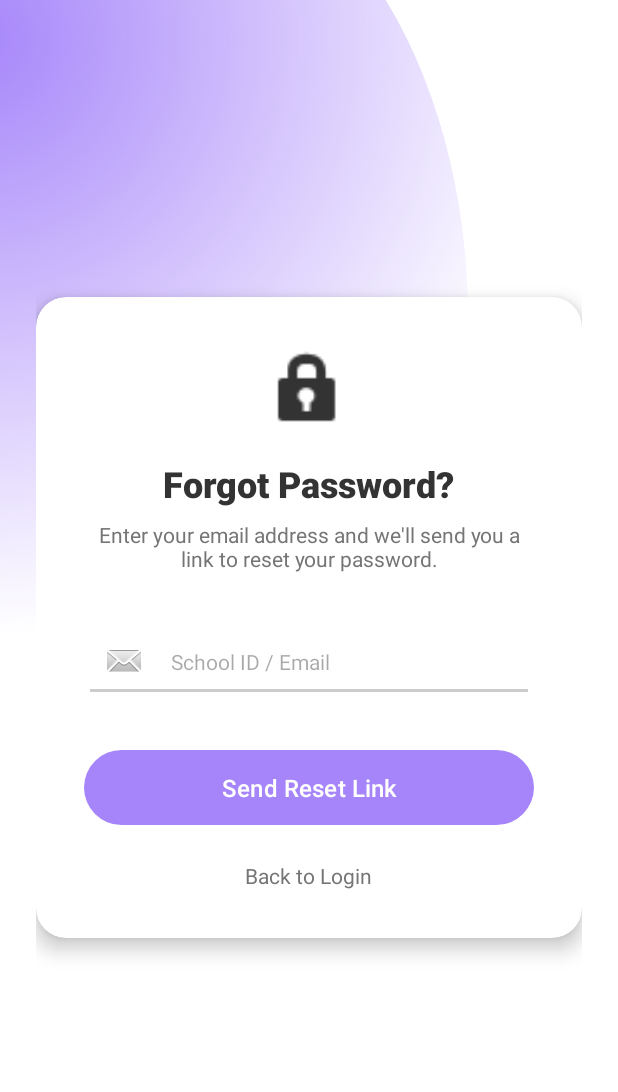
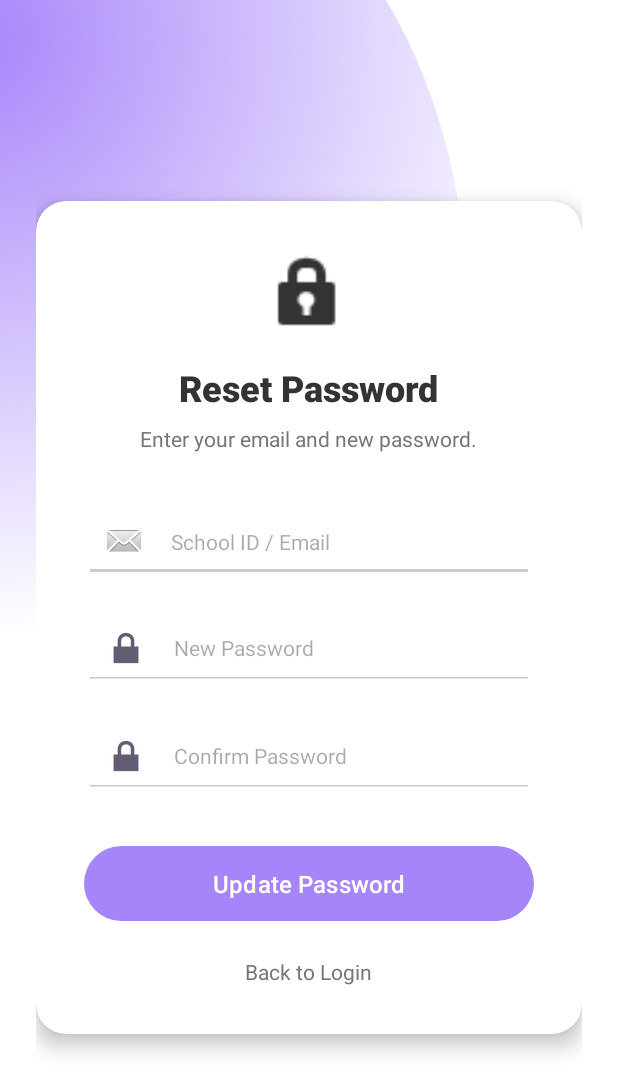
Before and after one commit to Hanes19/scheduling_mangement_system, an Android app: the layout activity_forgot_pass.xml on its own in the app's theme, with its tools: preview values and no code run, on a phone screen of 412 x 824 dp. Shown: the top 1092 px of the screen. Run offline under Robolectric (Android 15) with nearby library versions, the phone set to English and light mode, and no system bars.

Commit message:
security password

```diff
--- a/schedule_management/app/src/main/res/layout/activity_forgot_pass.xml
+++ b/schedule_management/app/src/main/res/layout/activity_forgot_pass.xml
@@ -27,19 +27,17 @@
                 android:padding="32dp"
                 android:gravity="center_horizontal">
 
-                <!-- Icon/Header -->
-                <!-- Using a standard android lock icon as placeholder -->
                 <ImageView
                     android:layout_width="60dp"
                     android:layout_height="60dp"
                     android:src="@android:drawable/ic_lock_idle_lock"
-                    android:tint="#333333"
+                    app:tint="#333333"
                     android:layout_marginBottom="16dp"/>
 
                 <TextView
                     android:layout_width="wrap_content"
                     android:layout_height="wrap_content"
-                    android:text="Forgot Password?"
+                    android:text="Reset Password"
                     android:textSize="24sp"
                     android:fontFamily="sans-serif-black"
                     android:textColor="#333333"
@@ -48,15 +46,14 @@
                 <TextView
                     android:layout_width="wrap_content"
                     android:layout_height="wrap_content"
-                    android:text="Enter your email address and we'll send you a link to reset your password."
+                    android:text="Enter your email and new password."
                     android:textSize="14sp"
                     android:textColor="#757575"
                     android:gravity="center"
                     android:layout_marginBottom="32dp"/>
 
-                <!-- Email Input -->
                 <EditText
-                    android:id="@+id/etForgotEmail"
+                    android:id="@+id/etEmail"
                     android:layout_width="match_parent"
                     android:layout_height="wrap_content"
                     android:hint="School ID / Email"
@@ -66,14 +63,39 @@
                     android:padding="12dp"
                     android:backgroundTint="#CCCCCC"
                     android:textSize="14sp"
+                    android:layout_marginBottom="16dp"/>
+
+                <EditText
+                    android:id="@+id/etNewPass"
+                    android:layout_width="match_parent"
+                    android:layout_height="wrap_content"
+                    android:hint="New Password"
+                    android:inputType="textPassword"
+                    android:drawableStart="@android:drawable/ic_lock_lock"
+                    android:drawablePadding="16dp"
+                    android:padding="12dp"
+                    android:backgroundTint="#CCCCCC"
+                    android:textSize="14sp"
+                    android:layout_marginBottom="16dp"/>
+
+                <EditText
+                    android:id="@+id/etConfirmPass"
+                    android:layout_width="match_parent"
+                    android:layout_height="wrap_content"
+                    android:hint="Confirm Password"
+                    android:inputType="textPassword"
+                    android:drawableStart="@android:drawable/ic_lock_lock"
+                    android:drawablePadding="16dp"
+                    android:padding="12dp"
+                    android:backgroundTint="#CCCCCC"
+                    android:textSize="14sp"
                     android:layout_marginBottom="32dp"/>
 
-                <!-- Send Link Button -->
                 <Button
-                    android:id="@+id/btnSendResetLink"
+                    android:id="@+id/btnReset"
                     android:layout_width="match_parent"
                     android:layout_height="50dp"
-                    android:text="Send Reset Link"
+                    android:text="Update Password"
                     android:textAllCaps="false"
                     android:textSize="16sp"
                     android:textColor="@color/white"
@@ -82,9 +104,8 @@
                     android:stateListAnimator="@null"
                     android:layout_marginBottom="24dp"/>
 
-                <!-- Back to Login Link -->
                 <TextView
-                    android:id="@+id/tvBackToLogin"
+                    android:id="@+id/btnBack"
                     android:layout_width="wrap_content"
                     android:layout_height="wrap_content"
                     android:text="Back to Login"
```
Also changed, not shown: schedule_management/app/src/main/java/com/majorelective/schedule_management/AddClassActivity.java (+24 -16 lines), schedule_management/app/src/main/java/com/majorelective/schedule_management/DatabaseHelper.java (+88 -41 lines), schedule_management/app/src/main/java/com/majorelective/schedule_management/ForgotPassActivity.java (added, +62 -0 lines), schedule_management/app/src/main/java/com/majorelective/schedule_management/MainActivity.java (+14 -2 lines), schedule_management/app/src/main/java/com/majorelective/schedule_management/RegisterActivity.java (+19 -9 lines), schedule_management/app/src/main/java/com/majorelective/schedule_management/StudentDashboardActivity.java (+20 -28 lines), schedule_management/app/src/main/res/layout/activity_register.xml (+12 -0 lines).
